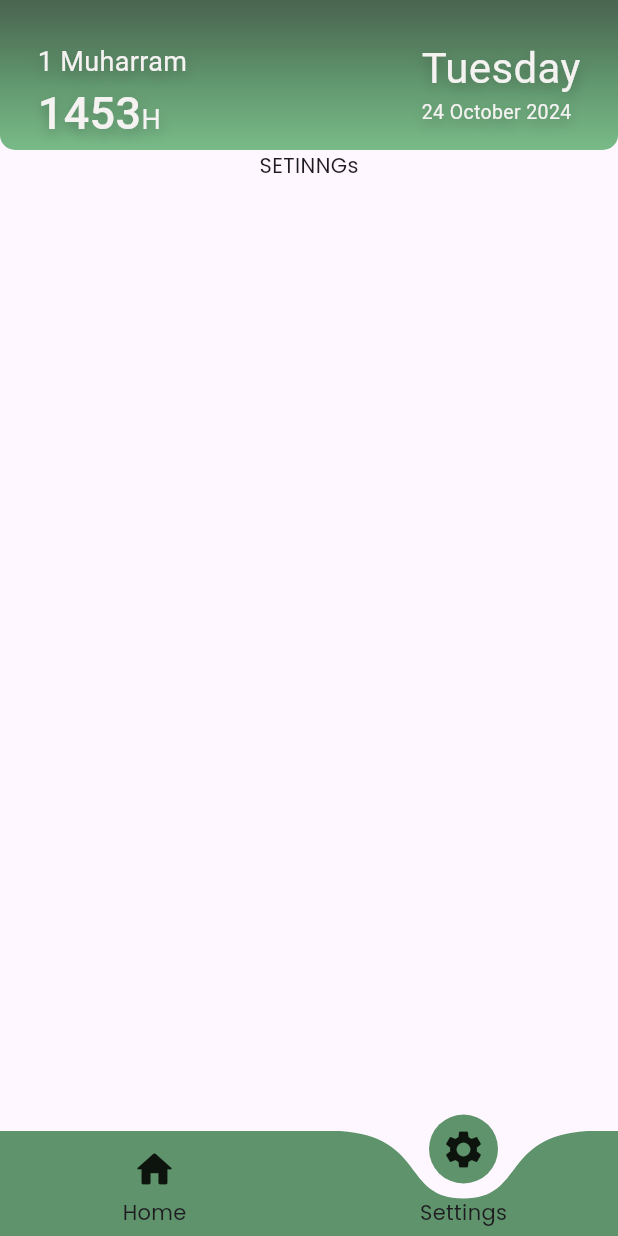
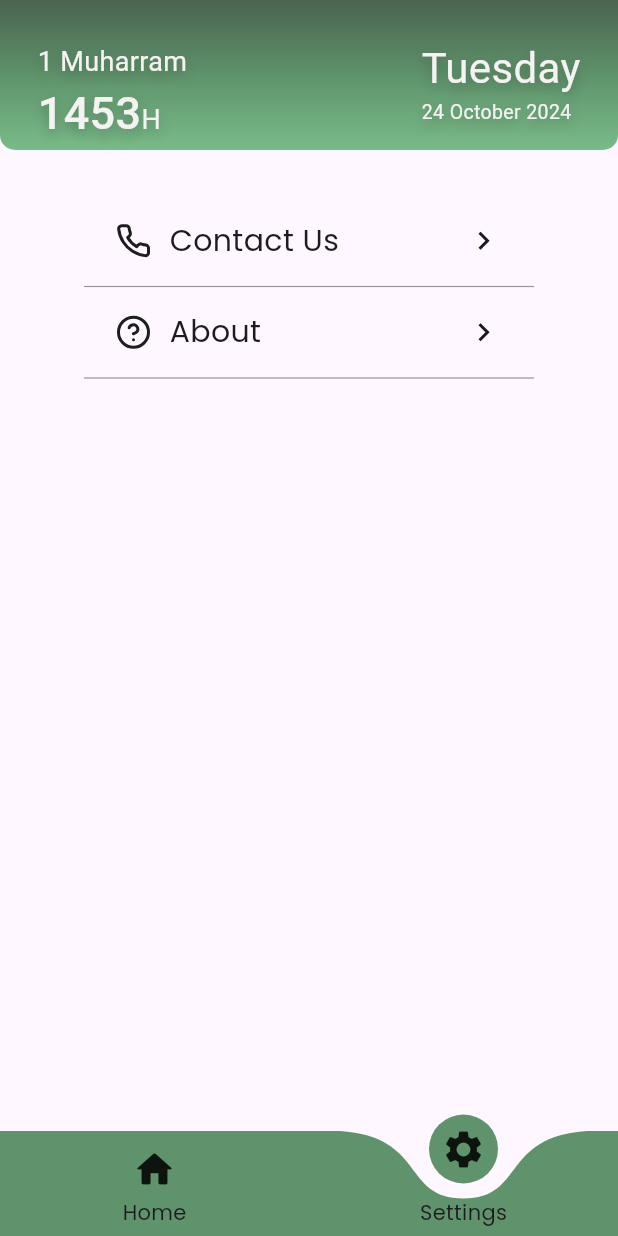
Before and after one commit to muazzzznabil/Muslim-Guider_flutter, a Flutter app: the screen it shows after launch, item 2 of the bottom bar chosen, on a phone screen of 412 x 824 dp. Run offline on Flutter 3.47's test engine with Material 3 defaults, Android fonts, the phone set to English and light mode, and no system bars; drawn by our look-alikes of curved_labeled_navigation_bar; our stand-ins replace flutter_svg.

Commit message:
complete setting.dart

```diff
--- a/lib/main.dart
+++ b/lib/main.dart
@@ -1,4 +1,5 @@
 import 'package:flutter/material.dart';
+import 'package:muslim_guider_v1/pages/ContactUs.dart';
 import 'package:muslim_guider_v1/pages/HomePage.dart';
 import 'package:muslim_guider_v1/pages/TasbihRecords.dart';
 import 'package:muslim_guider_v1/pages/about.dart';
@@ -29,6 +30,8 @@ class MyApp extends StatelessWidget {
         '/tasbihRecords':(context)=> tasbihRecords(),
         '/about':(context) => aboutPage(),
         '/setting':(context) => setting(),
+        '/contactUs':(context) => contactUs(),
+
 
 
       },
--- a/lib/pages/HomePage.dart
+++ b/lib/pages/HomePage.dart
@@ -111,8 +111,6 @@ class _HomePageState extends State<HomePage> {
               mainAxisAlignment: MainAxisAlignment.spaceBetween,
               children: [
                 Column(
-                  // mainAxisAlignment: MainAxisAlignment.start,
-                  // crossAxisAlignment: CrossAxisAlignment.start,
                   children: [
                     Container(
                       child: Padding(
--- a/lib/pages/setting.dart
+++ b/lib/pages/setting.dart
@@ -1,4 +1,5 @@
 import 'package:flutter/material.dart';
+import 'package:flutter_svg/flutter_svg.dart';
 import 'package:muslim_guider_v1/template/botNavBar.dart';
 
 class setting extends StatelessWidget {
@@ -7,16 +8,89 @@ class setting extends StatelessWidget {
   @override
   Widget build(BuildContext context) {
     return Column(
+      children: [
+        SizedBox(height: 40,),
+        Row( // to center the item
+              mainAxisAlignment: MainAxisAlignment.center,
+              children: [
+                Column(
+                  children: [
+                    GestureDetector(
+                      onTap: () {
+                        Navigator.pushNamed(context, '/contactUs');
+                      },
+                     child:Container(
+                        width: 270,
+                        child: Padding(
+                          padding: const EdgeInsets.all(6.0),
+                          child: Row( //Contact us
+                            mainAxisAlignment: MainAxisAlignment.spaceBetween,
+                            children: [
+                              Row(
+                                children: [
+                                  SvgPicture.asset('assets/icons/contact-us.svg',width: 24,),
+                                  SizedBox(width: 12,),
+                                  Text('Contact Us',style: TextStyle(fontSize: 20),),
+                                ],
+                              ),
+                              SvgPicture.asset('assets/icons/navigate_next.svg')
+                            ],
+                          ),
+                        ),
+                      ),
+                    ),
 
-  children: [
-    Center(
-      child: Text(
-        'SETINNGs'
-      ),
-    ),
+                    SizedBox(
+                      width: 300, // Use available width
+                      child: Divider(
+                        color: Colors.black.withOpacity(0.4),
+                        thickness: 0.8,
+                        height: 20,
+                      ),
+                    ),
 
-  ],
+                    GestureDetector(
+                      onTap: () {
+                        Navigator.pushNamed(context, '/about');
+                      },
+                      child:Container(
+                        width: 270,
+                        child: Padding(
+                          padding: const EdgeInsets.all(6.0),
+                          child: Row(
+                            mainAxisAlignment: MainAxisAlignment.spaceBetween,
+                            children: [
+                              Row(
+                                children: [
+                                  SvgPicture.asset('assets/icons/about.svg',width: 24,),
+                                  SizedBox(width: 12,),
+                                  Text('About',style: TextStyle(fontSize: 20),),
+                                ],
+                              ),
+                              SvgPicture.asset('assets/icons/navigate_next.svg')
+                            ],
+                          ),
+                        ),
+                      ),
+                    ),
 
+                    SizedBox(
+                      width: 300, // Use available width
+                      child: Divider(
+                        color: Colors.black.withOpacity(0.4),
+                        thickness: 0.8,
+                        height: 20,
+                      ),
+                    ),
+                  ],
+                ),
+
+              ],
+
+        ),
+      ],
     );
+
+
   }
 }
--- a/pubspec.yaml
+++ b/pubspec.yaml
@@ -38,6 +38,7 @@ dependencies:
   flutter_svg: ^2.0.10+1
   flutter_svg_provider: ^1.0.3
   curved_labeled_navigation_bar: ^2.0.2
+  url_launcher: ^6.3.0
 
 dev_dependencies:
   flutter_test:
```
Also changed, not shown: assets/icons/navigate_next.svg (added), lib/services/location_finder.dart (added), pubspec.lock.
